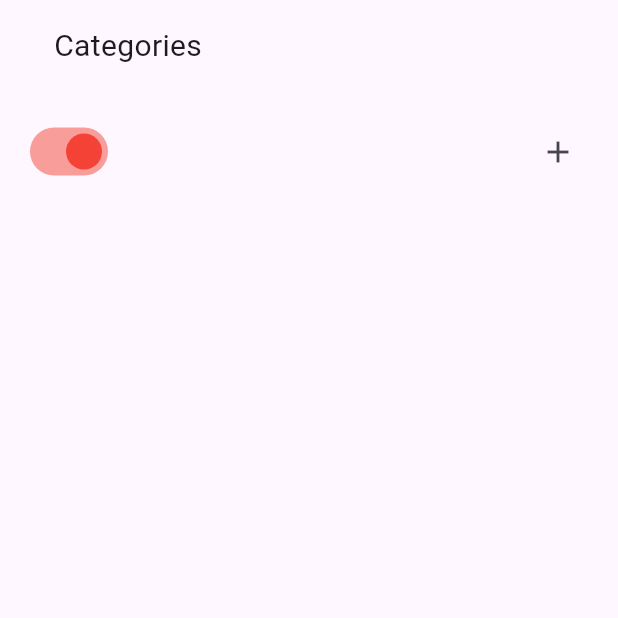
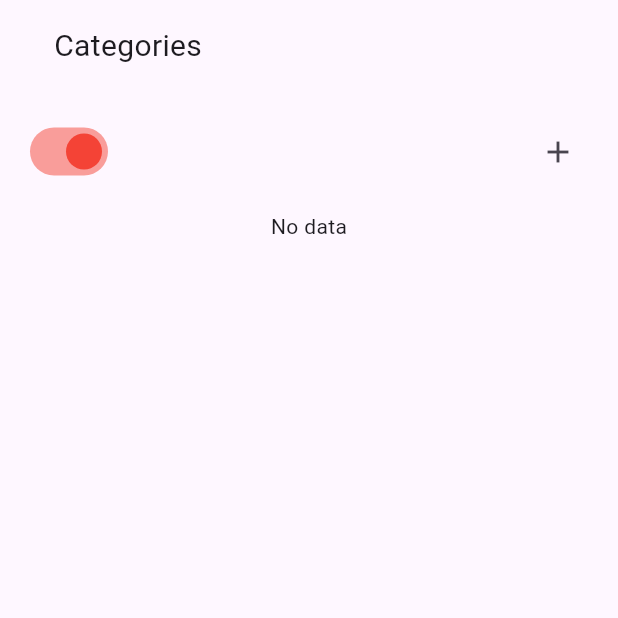
Before and after one commit to yudi6268/catatan_keuangan, a Flutter app: the screen it shows after launch, after a tap on the "list" icon, on a phone screen of 412 x 824 dp, the top half of it. Run offline on Flutter 3.47's test engine with Material 3 defaults, Android fonts, the phone set to English and light mode, and no system bars; our stand-ins replace google_fonts, supabase_flutter; missing offline and left inert: calendar_appbar; accounts and stored records are empty.

Commit message:
category

```diff
--- a/lib/models/category.dart
+++ b/lib/models/category.dart
@@ -1,6 +1,4 @@
-
-
-class Categories {
+class Category {
   final int id;
   final String name;
   final int type;
@@ -8,7 +6,7 @@ class Categories {
   final DateTime updatedAt;
   final DateTime? deletedAt;
 
-  Categories({
+  Category({
     required this.id,
     required this.name,
     required this.type,
@@ -17,8 +15,8 @@ class Categories {
     this.deletedAt,
   });
 
-  factory Categories.fromMap(Map<String, dynamic> map) {
-    return Categories(
+  factory Category.fromMap(Map<String, dynamic> map) {
+    return Category(
       id: map['id'],
       name: map['name'],
       type: map['type'],
@@ -27,15 +25,4 @@ class Categories {
       deletedAt: map['deleted_at'] != null ? DateTime.tryParse(map['deleted_at']) : null,
     );
   }
-
-  Map<String, dynamic> toMap() {
-    return {
-      'id': id,
-      'name': name,
-      'type': type,
-      'created_at': createdAt.toIso8601String(),
-      'updated_at': updatedAt.toIso8601String(),
-      'deleted_at': deletedAt?.toIso8601String(),
-    };
-  }
 }
--- a/lib/models/category_service.dart
+++ b/lib/models/category_service.dart
@@ -4,12 +4,12 @@ import '../models/category.dart'; // Tambahkan ini
 class CategoryService {
   final _client = Supabase.instance.client;
 
-  Future<List<Categories>> getAllCategoryRepo(int type) async {
+  Future<List<Category>> getAllCategoryRepo(int type) async {
     final data = await _client
         .from('category')
         .select()
         .eq('type', type)
         .filter('deleted_at', 'is', null);
-    return (data as List).map((e) => Categories.fromMap(e as Map<String, dynamic>)).toList();
+    return (data as List).map((e) => Category.fromMap(e as Map<String, dynamic>)).toList();
   }
 }
--- a/lib/pages/category_page.dart
+++ b/lib/pages/category_page.dart
@@ -1,5 +1,4 @@
 import 'package:duitku/models/category.dart';
-import 'package:flutter/foundation.dart';
 import 'package:flutter/material.dart';
 import 'package:google_fonts/google_fonts.dart';
 import 'package:supabase_flutter/supabase_flutter.dart';
@@ -15,13 +14,14 @@ class CategoryPage extends StatefulWidget {
 
 class _CategoryPageState extends State<CategoryPage> {
   bool isExpanded = true;
+  int type = 2; // 1 for Income, 2 for Expense
   final SupabaseClient client = Supabase.instance.client;
   final categoryService = CategoryService();
   TextEditingController categorynameController = TextEditingController();
 
   Future insert(String name, int type) async {
   final now = DateTime.now().toIso8601String();
-  final response = await client.from('categories').insert({
+  final response = await client.from('category').insert({
     'name': name,
     'type': type,
     'created_at': now,
@@ -31,7 +31,7 @@ class _CategoryPageState extends State<CategoryPage> {
   print(response); // atau print(response.error) jika ingin cek error
 }
 
-Future<List<Categories>> getAllCategory(int type) async {
+Future<List<Category>> getAllCategory(int type) async {
   return await categoryService.getAllCategoryRepo(type);
 }
 
@@ -78,6 +78,7 @@ Future<List<Categories>> getAllCategory(int type) async {
           Switch(value: isExpanded, onChanged: (bool value) {
             setState(() {
               isExpanded = value;
+              type = value ? 2 : 1; // 2 for Expense, 1 for Income
             });
           },
           inactiveTrackColor: Colors.green[200],
@@ -90,6 +91,31 @@ Future<List<Categories>> getAllCategory(int type) async {
         ],),
       ),
 
+  FutureBuilder<List<Category>>(
+  future: getAllCategory(type),
+  builder: (context, snapshot) {
+    if (snapshot.connectionState == ConnectionState.waiting) {
+      return Center(child: CircularProgressIndicator(),);
+    } else if (snapshot.hasData) {
+      if (snapshot.data!.isNotEmpty) {
+        return ListView.builder(
+          shrinkWrap: true,
+          itemCount: snapshot.data!.length,
+          itemBuilder: (context, index) {
+            final cat = snapshot.data![index];
+            return ListTile(
+              title: Text(cat.name),
+            );
+          },
+        );
+      } else {
+        return Center(child: Text("No data"));
+      }
+    } else {
+      return Center(child: Text("No data"));
+    }
+  }
+)
     ],));
   }
 }
```
